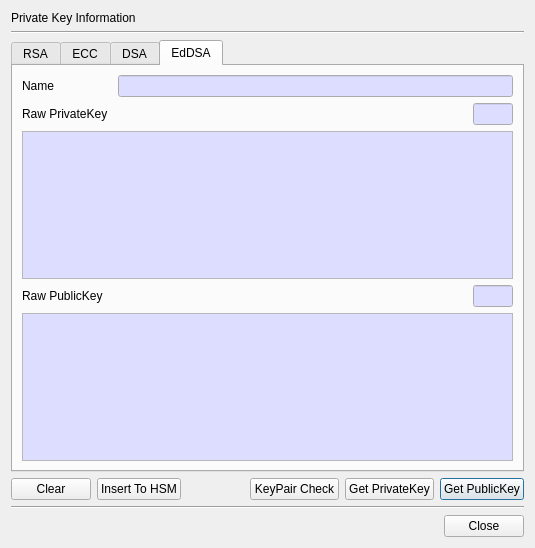
The window that CertMan/pri_key_info_dlg.ui (jykim74/CertMan) describes before a commit, drawn with Qt 5.
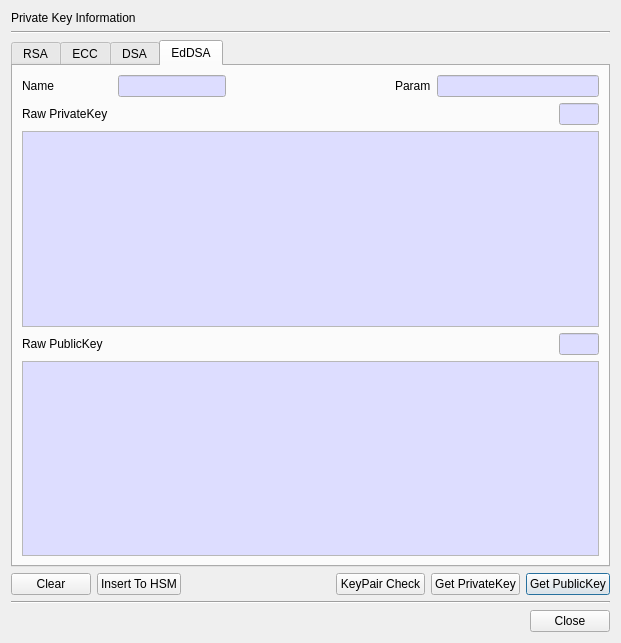
The same window after the commit. The open tabs and pages were chosen to show the change.

Commit message: 키 정보 보기 개선

What changed in the file:
```diff
--- a/CertMan/pri_key_info_dlg.ui
+++ b/CertMan/pri_key_info_dlg.ui
@@ -6,8 +6,8 @@
    <rect>
     <x>0</x>
     <y>0</y>
-    <width>535</width>
-    <height>548</height>
+    <width>621</width>
+    <height>643</height>
    </rect>
   </property>
   <property name="windowTitle">
@@ -2073,6 +2073,40 @@
            </property>
           </widget>
          </item>
+         <item row="0" column="5">
+          <widget class="QLineEdit" name="mEdDSA_ParamText">
+           <property name="palette">
+            <palette>
+             <active>
+              <colorrole role="Base">
+               <brush brushstyle="SolidPattern">
+                <color alpha="255">
+                 <red>221</red>
+                 <green>221</green>
+                 <blue>255</blue>
+                </color>
+               </brush>
+              </colorrole>
+             </active>
+             <inactive>
+              <colorrole role="Base">
+               <brush brushstyle="SolidPattern">
+                <color alpha="255">
+                 <red>221</red>
+                 <green>221</green>
+                 <blue>255</blue>
+                </color>
+               </brush>
+              </colorrole>
+             </inactive>
+             <disabled/>
+            </palette>
+           </property>
+           <property name="readOnly">
+            <bool>true</bool>
+           </property>
+          </widget>
+         </item>
          <item row="0" column="1" colspan="2">
           <widget class="QLineEdit" name="mEdDSA_NameText">
            <property name="palette">
@@ -2117,6 +2151,26 @@
            </property>
           </widget>
          </item>
+         <item row="0" column="4">
+          <widget class="QLabel" name="label_22">
+           <property name="text">
+            <string>Param</string>
+           </property>
+          </widget>
+         </item>
+         <item row="0" column="3">
+          <spacer name="horizontalSpacer_13">
+           <property name="orientation">
+            <enum>Qt::Horizontal</enum>
+           </property>
+           <property name="sizeHint" stdset="0">
+            <size>
+             <width>40</width>
+             <height>20</height>
+            </size>
+           </property>
+          </spacer>
+         </item>
         </layout>
        </item>
        <item>
```
Left out of the diff: 2 changed lines with no effect on the pictures. The commit also changes 1 other file.
